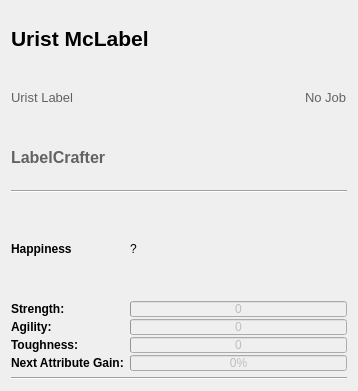
Old version of the form ui/dwarfdetailswidget.ui in the repository Dwarf-Therapist/Dwarf-Therapist.
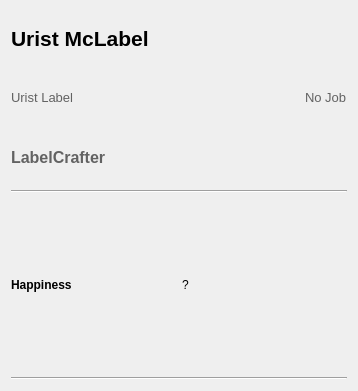
New version of the form.

Commit message: * Remove str,agi,toughness display until they are properly mapped out

Patch:
```diff
--- a/ui/dwarfdetailswidget.ui
+++ b/ui/dwarfdetailswidget.ui
@@ -256,128 +256,6 @@
        </property>
       </widget>
      </item>
-     <item row="1" column="0">
-      <widget class="QLabel" name="label">
-       <property name="font">
-        <font>
-         <weight>75</weight>
-         <bold>true</bold>
-        </font>
-       </property>
-       <property name="text">
-        <string>Strength:</string>
-       </property>
-      </widget>
-     </item>
-     <item row="1" column="1">
-      <widget class="QProgressBar" name="pb_strength">
-       <property name="enabled">
-        <bool>false</bool>
-       </property>
-       <property name="styleSheet">
-        <string>height: 14px;</string>
-       </property>
-       <property name="maximum">
-        <number>5</number>
-       </property>
-       <property name="value">
-        <number>0</number>
-       </property>
-       <property name="format">
-        <string>%v</string>
-       </property>
-      </widget>
-     </item>
-     <item row="2" column="0">
-      <widget class="QLabel" name="label_2">
-       <property name="font">
-        <font>
-         <weight>75</weight>
-         <bold>true</bold>
-        </font>
-       </property>
-       <property name="text">
-        <string>Agility:</string>
-       </property>
-      </widget>
-     </item>
-     <item row="2" column="1">
-      <widget class="QProgressBar" name="pb_agility">
-       <property name="enabled">
-        <bool>false</bool>
-       </property>
-       <property name="styleSheet">
-        <string>height: 14px;</string>
-       </property>
-       <property name="maximum">
-        <number>5</number>
-       </property>
-       <property name="value">
-        <number>0</number>
-       </property>
-       <property name="format">
-        <string>%v</string>
-       </property>
-      </widget>
-     </item>
-     <item row="3" column="0">
-      <widget class="QLabel" name="label_3">
-       <property name="font">
-        <font>
-         <weight>75</weight>
-         <bold>true</bold>
-        </font>
-       </property>
-       <property name="text">
-        <string>Toughness:</string>
-       </property>
-      </widget>
-     </item>
-     <item row="3" column="1">
-      <widget class="QProgressBar" name="pb_toughness">
-       <property name="enabled">
-        <bool>false</bool>
-       </property>
-       <property name="styleSheet">
-        <string>height: 14px;</string>
-       </property>
-       <property name="maximum">
-        <number>5</number>
-       </property>
-       <property name="value">
-        <number>0</number>
-       </property>
-       <property name="format">
-        <string>%v</string>
-       </property>
-      </widget>
-     </item>
-     <item row="4" column="0">
-      <widget class="QLabel" name="label_4">
-       <property name="font">
-        <font>
-         <weight>75</weight>
-         <bold>true</bold>
-        </font>
-       </property>
-       <property name="text">
-        <string>Next Attribute Gain:</string>
-       </property>
-      </widget>
-     </item>
-     <item row="4" column="1">
-      <widget class="QProgressBar" name="pb_next_attribute_gain">
-       <property name="enabled">
-        <bool>false</bool>
-       </property>
-       <property name="styleSheet">
-        <string>height: 14px;</string>
-       </property>
-       <property name="value">
-        <number>0</number>
-       </property>
-      </widget>
-     </item>
     </layout>
    </item>
    <item>
```
The commit also changes 1 other file.
